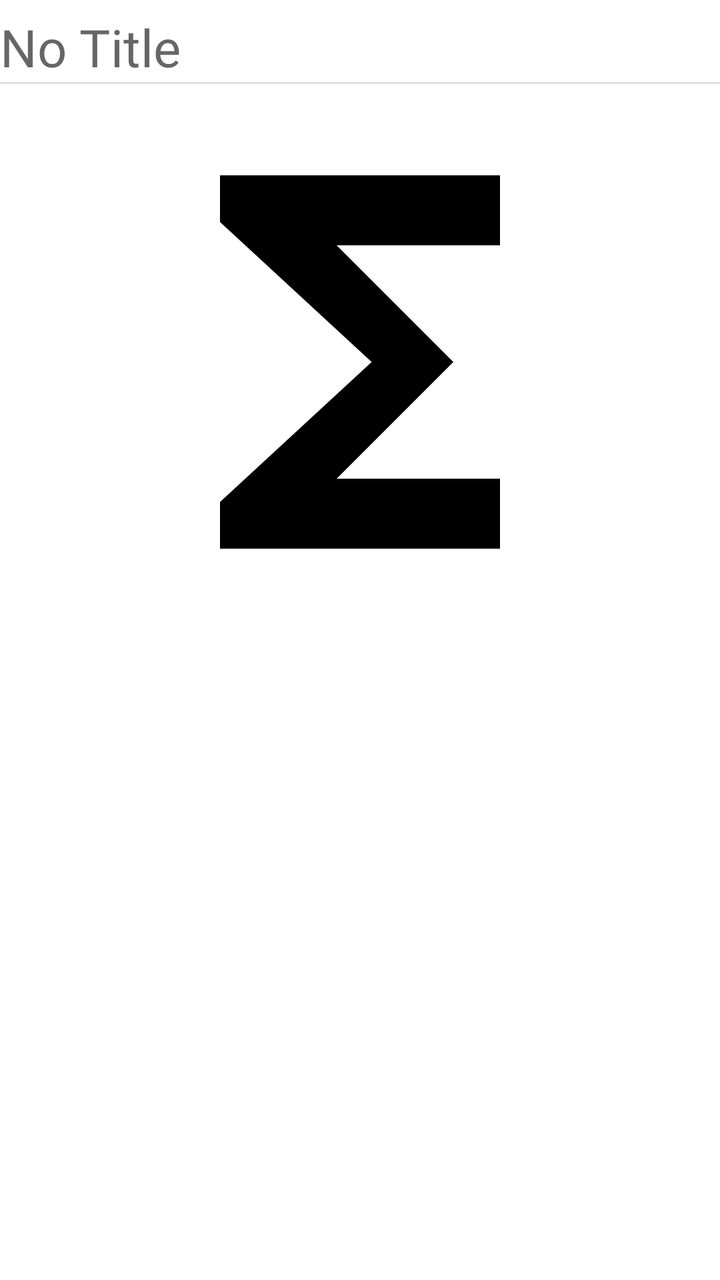
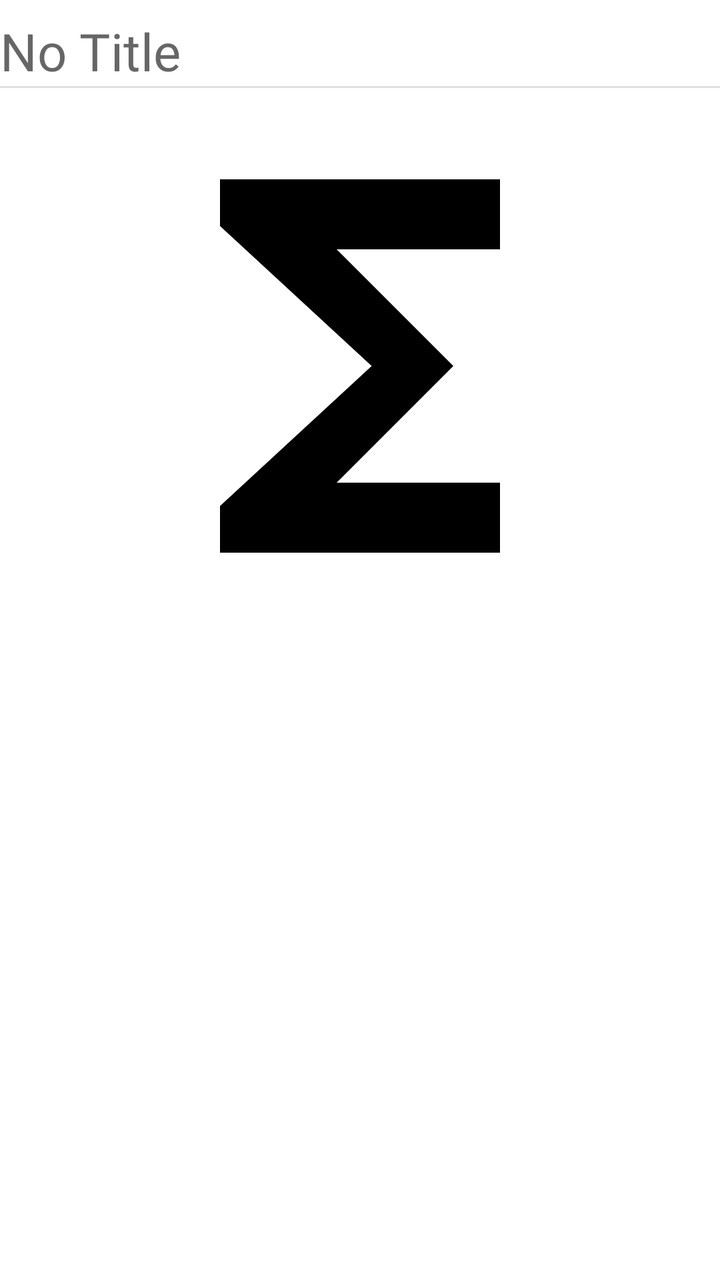

Screens rendered from an Android XML layout before and after an edit, with the pre-edit source and the edit as a unified diff.
<!-- AndroidManifest.xml: another module's application theme Theme.ECatalogs -->
<!-- res/layout/movie_entry.xml -->
<?xml version="1.0" encoding="utf-8"?>
<androidx.constraintlayout.widget.ConstraintLayout xmlns:android="http://schemas.android.com/apk/res/android"
    xmlns:app="http://schemas.android.com/apk/res-auto"
    android:layout_width="match_parent"
    android:layout_height="wrap_content"
    app:strokeColor="@null">

    <com.google.android.material.textview.MaterialTextView
        android:id="@+id/movieName"
        android:layout_width="@dimen/movie_title"
        android:layout_height="wrap_content"
        android:layout_marginTop="@dimen/six_dimen"
        android:hint="@string/no_title"
        android:maxLines="2"
        android:textAppearance="?attr/textAppearanceHeadline5"
        app:layout_constraintStart_toStartOf="parent"
        app:layout_constraintTop_toTopOf="parent" />

    <com.google.android.material.textview.MaterialTextView
        android:id="@+id/movieRating"
        android:layout_width="wrap_content"
        android:layout_height="wrap_content"
        android:layout_marginHorizontal="4dp"
        android:textAppearance="?attr/textAppearanceBody2"
        app:layout_constraintBottom_toBottomOf="@id/movieName"
        app:layout_constraintEnd_toEndOf="parent"
        app:layout_constraintTop_toTopOf="@id/movieName" />

    <View
        style="@style/Divider.Horizontal"
        app:layout_constraintStart_toStartOf="parent"
        app:layout_constraintTop_toBottomOf="@id/movieName" />

    <com.google.android.material.imageview.ShapeableImageView
        android:id="@+id/movieImage"
        android:layout_width="match_parent"
        android:layout_height="@dimen/image_height"
        android:src="@drawable/ic_image"
        app:layout_constraintStart_toStartOf="parent"
        app:layout_constraintTop_toBottomOf="@id/movieName"
        app:strokeColor="@null" />

    <TextView
        android:id="@+id/movieSummary"
        android:layout_width="match_parent"
        android:layout_height="wrap_content"
        android:layout_marginTop="8dp"
        android:textAppearance="?attr/textAppearanceBody1"
        android:textSize="24sp"
        app:layout_constraintStart_toStartOf="parent"
        app:layout_constraintTop_toBottomOf="@id/movieImage" />

</androidx.constraintlayout.widget.ConstraintLayout>
<!-- resources referenced by this layout -->
<resources>
  <dimen name="image_height">280dp</dimen>
  <dimen name="movie_title">300dp</dimen>
  <dimen name="six_dimen">6dp</dimen>
  <string name="no_title">No Title</string>
  <style name="Divider.Horizontal" parent="Divider">
          <item name="android:layout_width">match_parent</item>
          <item name="android:layout_height">1dp</item>
      </style>
  <style name="Divider">
          <item name="android:background">?android:attr/listDivider</item> // can add colorur here
      </style>
  <color name="primaryColor">#546e7a</color>
  <color name="primaryLightColor">#819ca9</color>
  <color name="primaryTextColor">#fafafa</color>
  <color name="secondaryColor">#006064</color>
  <color name="secondaryLightColor">#428e92</color>
  <color name="secondaryTextColor">#fafafa</color>
  <color name="primaryDarkColor">#29434e</color>
  <style name="ShapeAppearance.ECatalog.SmallComponent" parent="ShapeAppearance.MaterialComponents.SmallComponent">
          <item name="cornerFamily">rounded</item>
          <item name="cornerSize">@dimen/reply_small_component_corner_radius</item>
      </style>
  <style name="ShapeAppearance.ECatalog.MediumComponent" parent="ShapeAppearance.MaterialComponents.MediumComponent">
          <item name="cornerFamily">rounded</item>
          <item name="cornerSize">@dimen/reply_medium_component_corner_radius</item>
      </style>
  <style name="ShapeAppearance.ECatalog.LargeComponent" parent="ShapeAppearance.MaterialComponents.LargeComponent">
          <item name="cornerFamily">rounded</item>
          <item name="cornerSize">@dimen/reply_large_component_corner_radius</item>
      </style>
  <style name="TextAppearance.MdcTypographyStyles.Headline5" parent="TextAppearance.MaterialComponents.Headline5">
          <item name="fontFamily">@font/nunito_sans_bold</item>
          <item name="android:fontFamily">@font/nunito_sans_bold</item>
          <item name="android:textSize">26sp</item>
      </style>
  <style name="TextAppearance.MdcTypographyStyles.Body1" parent="TextAppearance.MaterialComponents.Body1">
          <item name="fontFamily">@font/nunito_sans_regular</item>
          <item name="android:fontFamily">@font/nunito_sans_regular</item>
          <item name="android:textSize">17sp</item>
      </style>
  <style name="TextAppearance.MdcTypographyStyles.Body2" parent="TextAppearance.MaterialComponents.Body2">
          <item name="fontFamily">@font/nunito_sans_regular</item>
          <item name="android:fontFamily">@font/nunito_sans_regular</item>
          <item name="android:textSize">15sp</item>
      </style>
  <style name="TextAppearance.MdcTypographyStyles.Button" parent="TextAppearance.MaterialComponents.Button">
          <item name="fontFamily">@font/nunito_sans_light</item>
          <item name="android:fontFamily">@font/nunito_sans_light</item>
          <item name="android:textSize">15sp</item>
      </style>
  <style name="TextAppearance.MdcTypographyStyles.Caption" parent="TextAppearance.MaterialComponents.Caption">
          <item name="fontFamily">@font/nunito_sans_light</item>
          <item name="android:fontFamily">@font/nunito_sans_light</item>
          <item name="android:textSize">13sp</item>
      </style>
  <style name="TextAppearance.MdcTypographyStyles.Overline" parent="TextAppearance.MaterialComponents.Overline">
          <item name="fontFamily">@font/nunito_sans_light</item>
          <item name="android:fontFamily">@font/nunito_sans_light</item>
          <item name="android:textSize">11sp</item>
      </style>
  <dimen name="reply_small_component_corner_radius">8dp</dimen>
  <dimen name="reply_medium_component_corner_radius">12dp</dimen>
  <dimen name="reply_large_component_corner_radius">24dp</dimen>
  <!-- unchanged entries left out for length: 3 -->
</resources>

<!-- the commit's change to res/layout/movie_entry.xml (unified diff, before → after) -->
@@ -9,7 +9,7 @@
         android:id="@+id/movieName"
         android:layout_width="@dimen/movie_title"
         android:layout_height="wrap_content"
-        android:layout_marginTop="@dimen/six_dimen"
+        android:layout_marginTop="@dimen/eight_dimen"
         android:hint="@string/no_title"
         android:maxLines="2"
         android:textAppearance="?attr/textAppearanceHeadline5"
@@ -44,7 +44,7 @@
         android:id="@+id/movieSummary"
         android:layout_width="match_parent"
         android:layout_height="wrap_content"
-        android:layout_marginTop="8dp"
+        android:layout_marginTop="@dimen/two_dimen"
         android:textAppearance="?attr/textAppearanceBody1"
         android:textSize="24sp"
         app:layout_constraintStart_toStartOf="parent"
<!-- resource entries referenced after the edit -->
@@ -1,8 +1,9 @@
 <!-- resources referenced by this layout -->
 <resources>
+  <dimen name="eight_dimen">8dp</dimen>
   <dimen name="image_height">280dp</dimen>
   <dimen name="movie_title">300dp</dimen>
-  <dimen name="six_dimen">6dp</dimen>
+  <dimen name="two_dimen">2dp</dimen>
   <string name="no_title">No Title</string>
   <style name="Divider.Horizontal" parent="Divider">
           <item name="android:layout_width">match_parent</item>
